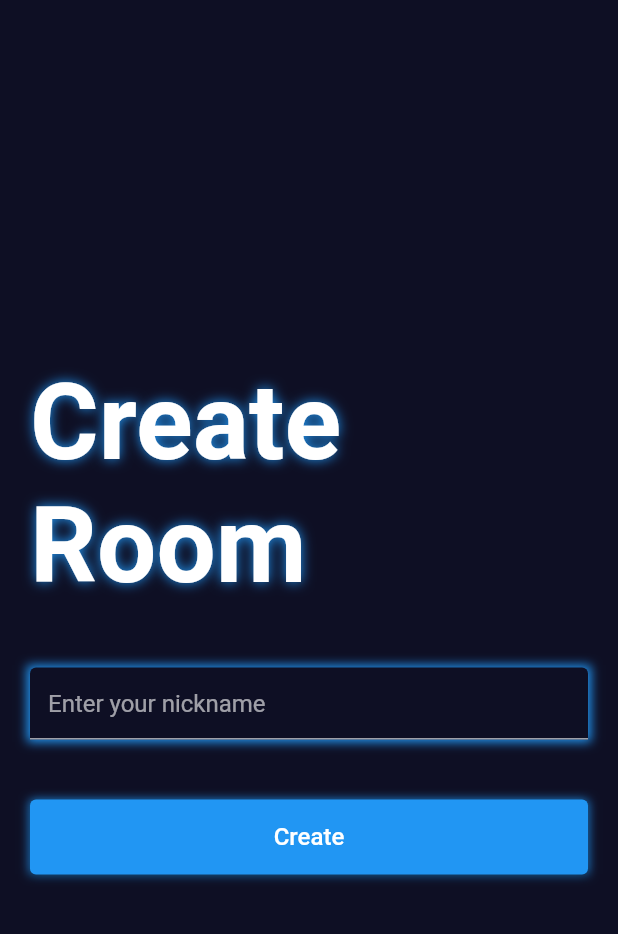
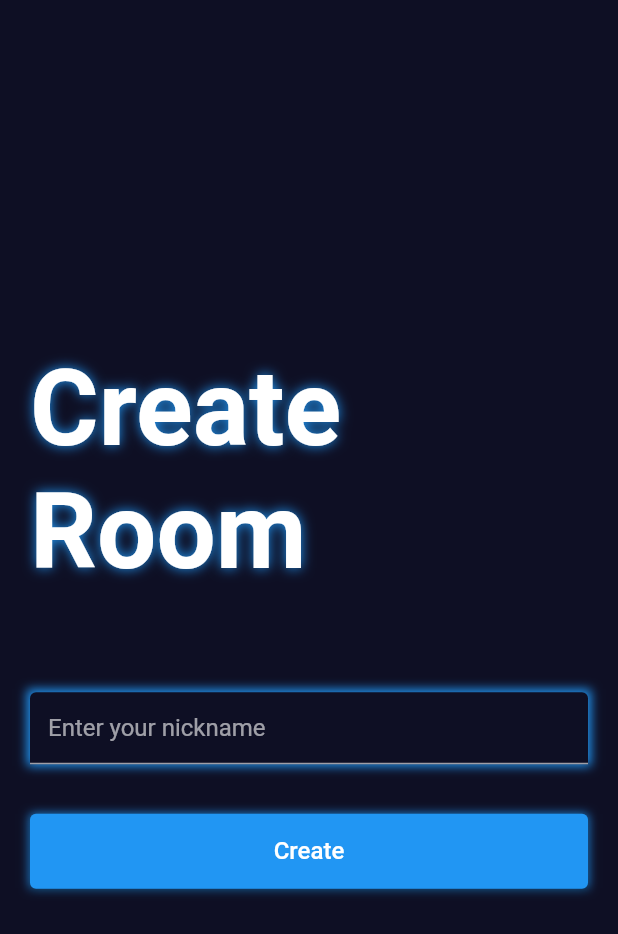
Before and after one commit to sandesh101/TikTacToe, a Flutter app: the CreateRoom screen opened by its route, on a phone screen of 412 x 824 dp. Shown: the top 934 px of the screen. Run offline on Flutter 3.47's test engine with Material 2 defaults, Android fonts, the phone set to English and light mode, and no system bars.

Commit message:
UI changes

```diff
--- a/lib/screens/create_room_screen.dart
+++ b/lib/screens/create_room_screen.dart
@@ -13,7 +13,6 @@ class CreateRoom extends StatefulWidget {
 }
 
 class _CreateRoomState extends State<CreateRoom> {
-  // final size = MediaQuery.of(context).size;
   final TextEditingController _nameController = TextEditingController();
 
   @override
@@ -24,6 +23,7 @@ class _CreateRoomState extends State<CreateRoom> {
 
   @override
   Widget build(BuildContext context) {
+    final size = MediaQuery.of(context).size;
     return Scaffold(
       body: Responsive(
         child: Container(
@@ -39,13 +39,13 @@ class _CreateRoomState extends State<CreateRoom> {
                 text: "Create Room",
                 fontSize: 70,
               ),
-              const SizedBox(
-                height: 40,
+              SizedBox(
+                height: size.height * 0.08,
               ),
               CustomTextField(
                   controller: _nameController, hintText: "Enter your nickname"),
-              const SizedBox(
-                height: 40,
+              SizedBox(
+                height: size.height * 0.04,
               ),
               Button(onTap: () {}, buttonText: "Create"),
             ],
```
